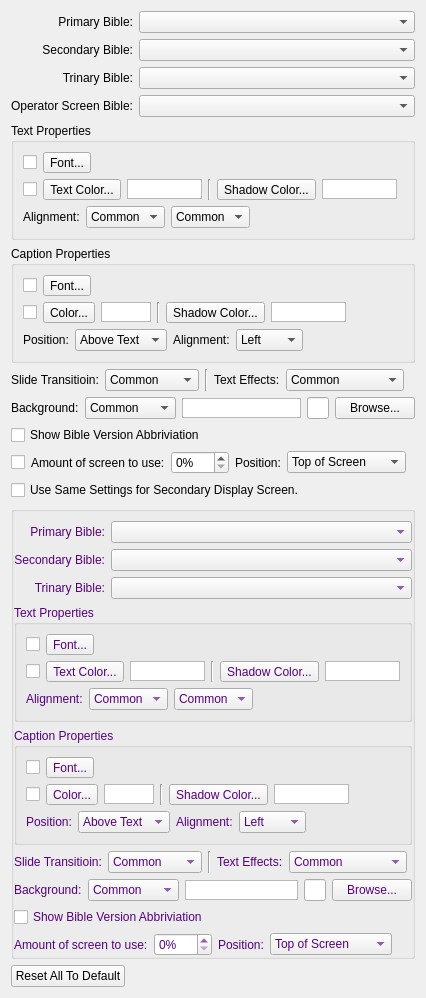
Before: the Qt Designer form src/biblesettingwidget.ui in SoftProjector/src, drawn with Qt 5.
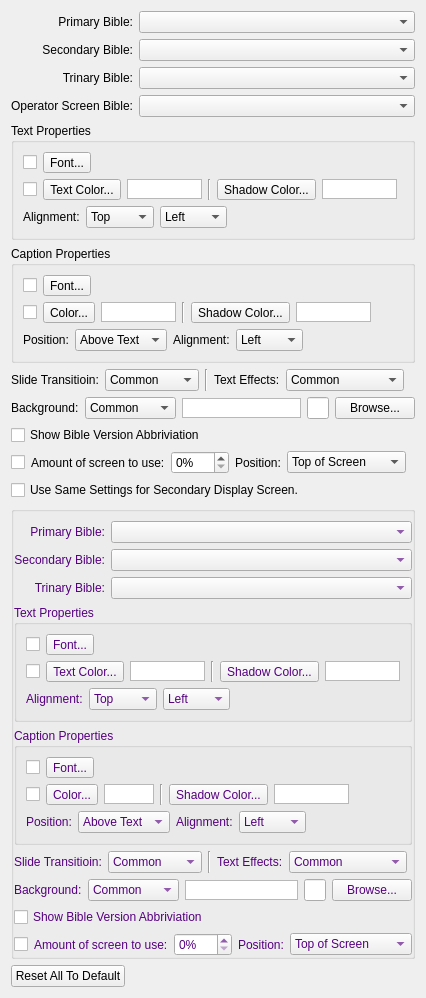
After: the same form once the commit is applied. Icons and pictures are not drawn.

```diff
--- a/src/biblesettingwidget.ui
+++ b/src/biblesettingwidget.ui
@@ -241,11 +241,6 @@
         </item>
         <item>
          <widget class="QComboBox" name="comboBoxVerticalAling">
-          <item>
-           <property name="text">
-            <string>Common</string>
-           </property>
-          </item>
           <item>
            <property name="text">
             <string>Top</string>
@@ -265,11 +260,6 @@
         </item>
         <item>
          <widget class="QComboBox" name="comboBoxHorizontalAling">
-          <item>
-           <property name="text">
-            <string>Common</string>
-           </property>
-          </item>
           <item>
            <property name="text">
             <string>Left</string>
@@ -374,13 +364,13 @@
           </property>
           <property name="minimumSize">
            <size>
-            <width>50</width>
+            <width>75</width>
             <height>20</height>
            </size>
           </property>
           <property name="maximumSize">
            <size>
-            <width>50</width>
+            <width>75</width>
             <height>20</height>
            </size>
           </property>
@@ -505,7 +495,7 @@
     </widget>
    </item>
    <item>
-    <layout class="QHBoxLayout" name="horizontalLayout_6">
+    <layout class="QHBoxLayout" name="horizontalLayout_5">
      <item>
       <widget class="QLabel" name="labelTextAlign_2">
        <property name="text">
@@ -602,7 +592,7 @@
        </property>
        <property name="sizeHint" stdset="0">
         <size>
-         <width>40</width>
+         <width>405</width>
          <height>20</height>
         </size>
        </property>
@@ -611,7 +601,7 @@
     </layout>
    </item>
    <item>
-    <layout class="QHBoxLayout" name="horizontalLayout_5">
+    <layout class="QHBoxLayout" name="horizontalLayout_6">
      <item>
       <widget class="QLabel" name="labelTextAlign_4">
        <property name="text">
@@ -1123,11 +1113,6 @@
            </item>
            <item>
             <widget class="QComboBox" name="comboBoxVerticalAling2">
-             <item>
-              <property name="text">
-               <string>Common</string>
-              </property>
-             </item>
              <item>
               <property name="text">
                <string>Top</string>
@@ -1147,11 +1132,6 @@
            </item>
            <item>
             <widget class="QComboBox" name="comboBoxHorizontalAling2">
-             <item>
-              <property name="text">
-               <string>Common</string>
-              </property>
-             </item>
              <item>
               <property name="text">
                <string>Left</string>
@@ -1387,7 +1367,7 @@
        </widget>
       </item>
       <item>
-       <layout class="QHBoxLayout" name="horizontalLayout_7">
+       <layout class="QHBoxLayout" name="horizontalLayout_10">
         <item>
          <widget class="QLabel" name="labelTextAlign_5">
           <property name="text">
@@ -1493,7 +1473,7 @@
        </layout>
       </item>
       <item>
-       <layout class="QHBoxLayout" name="horizontalLayout_10">
+       <layout class="QHBoxLayout" name="horizontalLayout_7">
         <item>
          <widget class="QLabel" name="labelTextAlign_7">
           <property name="text">
@@ -1572,6 +1552,16 @@
       </item>
       <item>
        <layout class="QHBoxLayout" name="horizontalLayout_8">
+        <item>
+         <widget class="QCheckBox" name="checkBoxCommonLayout2">
+          <property name="sizePolicy">
+           <sizepolicy hsizetype="Fixed" vsizetype="Fixed">
+            <horstretch>0</horstretch>
+            <verstretch>0</verstretch>
+           </sizepolicy>
+          </property>
+         </widget>
+        </item>
         <item>
          <widget class="QLabel" name="labelMaxPercent2">
           <property name="text">
```
Left out of the diff: 208 changed lines with no effect on the pictures.
